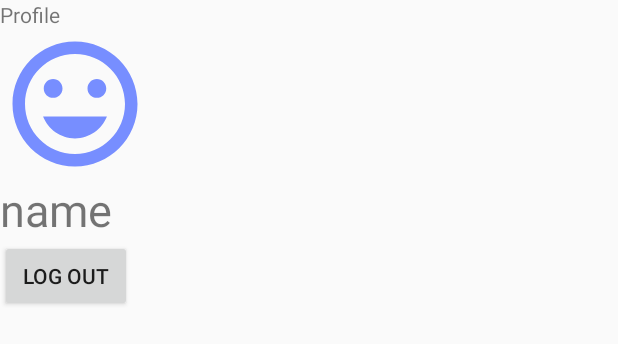
After one commit to imsj114/HateAlarm, an Android app: the layout app_bar_main.xml on its own in the app's theme, with its tools: preview values and no code run, on a phone screen of 412 x 824 dp. The commit adds this screen. Shown: the top 344 px of the screen. Run offline under Robolectric (Android 15) with nearby library versions, the phone set to English and light mode, and no system bars.

Commit message:
drawer partly working

```diff
--- a/app/src/main/AndroidManifest.xml
+++ b/app/src/main/AndroidManifest.xml
@@ -86,6 +86,9 @@
                 <data android:scheme="@string/fb_login_protocol_scheme" />
             </intent-filter>
         </activity>
+        <service
+            android:name=".RingtonePlayingService"
+            android:enabled="true"></service>
     </application>
 
 </manifest>
--- a/app/src/main/java/com/example/madcampweek2/ui/LoginActivity.kt
+++ b/app/src/main/java/com/example/madcampweek2/ui/LoginActivity.kt
@@ -3,6 +3,8 @@ package com.example.madcampweek2.ui
 import android.content.Intent
 import android.os.Bundle
 import android.util.Log
+import android.widget.ImageView
+import android.widget.TextView
 import androidx.appcompat.app.AppCompatActivity
 import com.example.madcampweek2.MainActivity
 import com.example.madcampweek2.R
@@ -32,6 +34,8 @@ class LoginActivity : AppCompatActivity() {
                 Log.d(TAG, Profile.getCurrentProfile()?.toString() ?: "none")
                 Log.d(TAG, Profile.getCurrentProfile()?.id ?: "none")
                 startActivity(Intent(this@LoginActivity, MainActivity::class.java))
+
+
                 finish()
             }
             override fun onCancel() {
--- /dev/null
+++ b/app/src/main/res/layout/app_bar_main.xml
@@ -0,0 +1,36 @@
+<?xml version="1.0" encoding="utf-8"?>
+<androidx.constraintlayout.widget.ConstraintLayout
+    xmlns:android="http://schemas.android.com/apk/res/android" android:layout_width="match_parent"
+    android:layout_height="match_parent">
+
+    <androidx.appcompat.widget.LinearLayoutCompat
+        android:layout_width="match_parent"
+        android:layout_height="match_parent"
+        android:layout_gravity="left"
+        android:orientation="vertical"
+        android:theme="@style/Base.CardView">
+        <TextView
+            android:layout_width="match_parent"
+            android:layout_height="wrap_content"
+            android:id="@+id/login_status"
+            android:text="@string/user_profile"/>
+
+        <ImageView
+            android:layout_width="100dp"
+            android:layout_height="100dp"
+            android:src="@drawable/ic_baseline_mood"
+            android:id="@+id/user_image"/>
+        <TextView
+            android:id="@+id/user_id"
+            android:layout_width="wrap_content"
+            android:layout_height="wrap_content"
+            android:text="name"
+            android:textSize="30dp"/>
+        <Button
+            android:layout_width="wrap_content"
+            android:layout_height="wrap_content"
+            android:text="Log Out"
+            android:id="@+id/user_logout"/>
+    </androidx.appcompat.widget.LinearLayoutCompat>
+
+</androidx.constraintlayout.widget.ConstraintLayout>
```
Also changed, not shown: app/src/main/java/com/example/madcampweek2/MainActivity.kt (+15 -3 lines), app/src/main/java/com/example/madcampweek2/ui/maps/MapsFragment.kt (+7 -1 lines), app/src/main/res/layout/activity_main.xml (+36 -2 lines), 1 other file.
